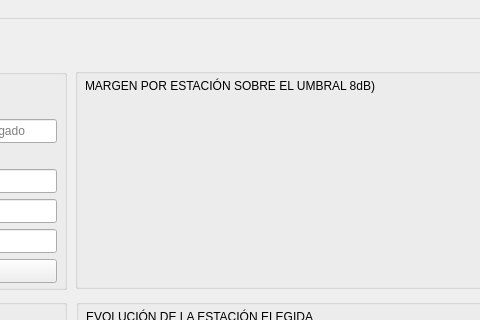
This is ui/ventana_principal.ui in tiagosamuelcravero-lab/monitor-red as Qt 5 draws it before an edit; both pictures show x 214 to 694 and y 0 to 320 of the 851 by 570 pixel window. The edited form follows.
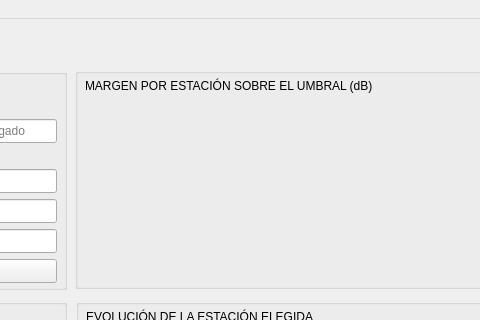
This is the edited form.

Commit message: Corrijo inputs y etiquetas en ventana_principal.ui

```diff
--- a/ui/ventana_principal.ui
+++ b/ui/ventana_principal.ui
@@ -338,7 +338,7 @@
       </rect>
      </property>
      <property name="text">
-      <string>MARGEN POR ESTACIÓN SOBRE EL UMBRAL 8dB)</string>
+      <string>MARGEN POR ESTACIÓN SOBRE EL UMBRAL (dB)</string>
      </property>
     </widget>
     <widget class="QWidget" name="widget_grafico_margen" native="true">
```
Left out of the diff: 6 changed lines with no effect on the pictures.
